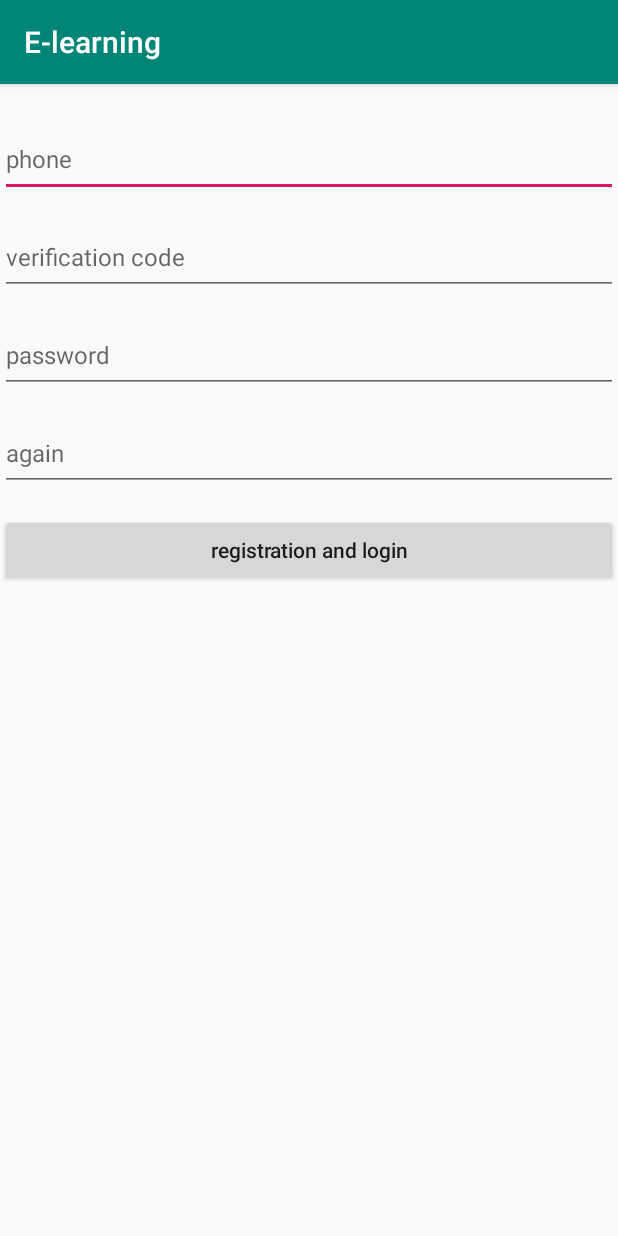
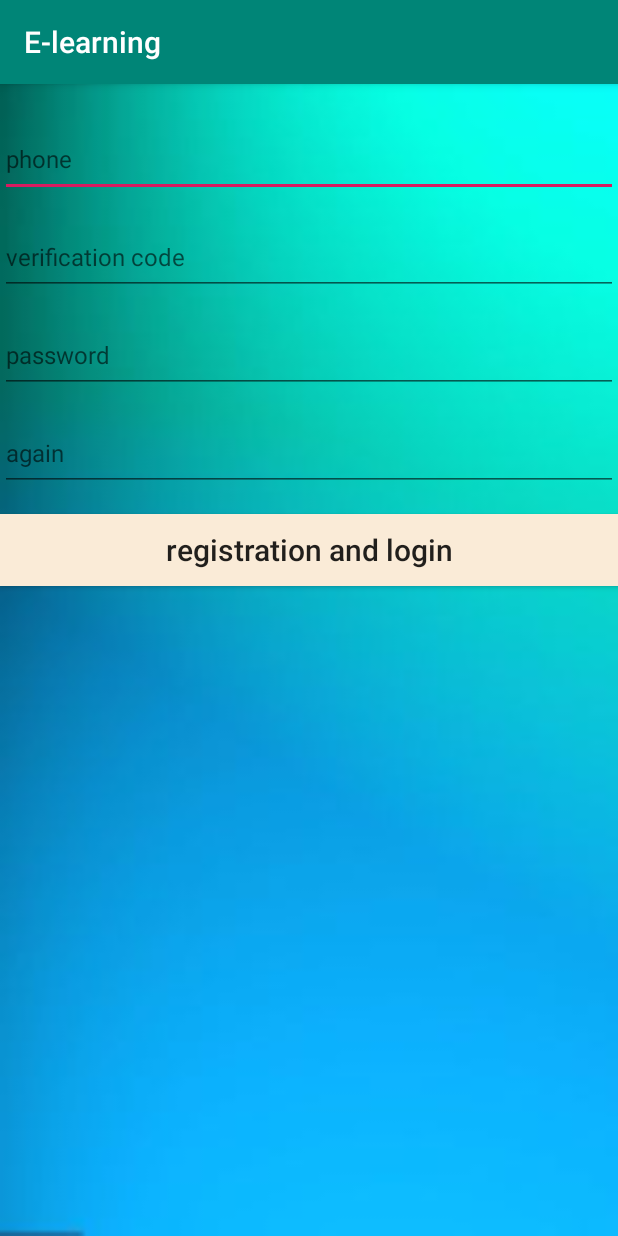
Before and after one commit to suibianbaba/Android-E-Learing-Homework, an Android app: the registerActivity screen opened directly, with no data from a screen before it, on a phone screen of 412 x 824 dp. Run offline under Robolectric (Android 15) with nearby library versions, the phone set to English and light mode, and no system bars.

Commit message:
add some view and modify these views and elements

```diff
--- a/Elearning/app/src/main/res/layout/activity_main.xml
+++ b/Elearning/app/src/main/res/layout/activity_main.xml
@@ -4,7 +4,8 @@
     android:id="@+id/container"
     android:layout_width="match_parent"
     android:layout_height="match_parent"
-    android:paddingTop="?attr/actionBarSize">
+    android:paddingTop="?attr/actionBarSize"
+    android:background="@drawable/timg">
 
     <com.google.android.material.bottomnavigation.BottomNavigationView
         android:id="@+id/nav_view"
--- a/Elearning/app/src/main/res/layout/activity_register.xml
+++ b/Elearning/app/src/main/res/layout/activity_register.xml
@@ -4,6 +4,7 @@
     xmlns:tools="http://schemas.android.com/tools"
     android:layout_width="match_parent"
     android:layout_height="match_parent"
+    android:background="@drawable/background"
     tools:context=".registerActivity">
 
     <EditText
@@ -61,5 +62,7 @@
         android:layout_height="wrap_content"
         android:layout_below="@+id/et_password2"
         android:textAllCaps="false"
-        android:text="registration and login"/>
+        android:text="registration and login"
+        android:textSize="20dp"
+        android:background="#FAEBD7" />
 </RelativeLayout>
```
Also changed, not shown: Elearning/app/src/main/res/layout/activity_login.xml (+11 -3 lines).
